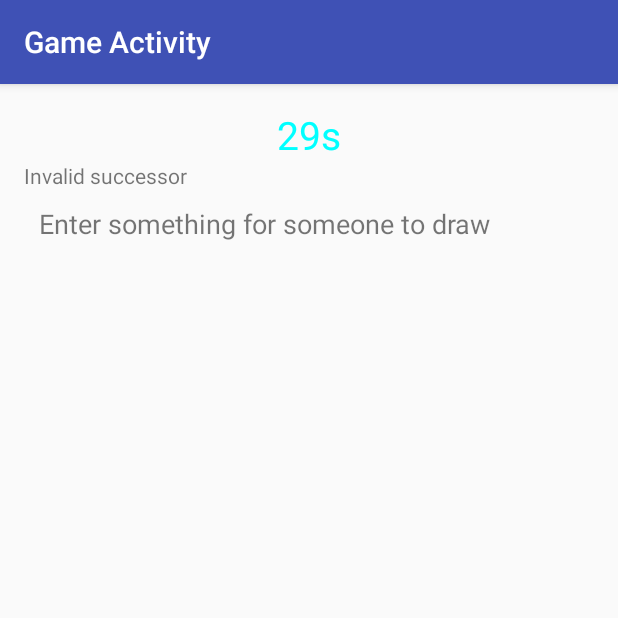
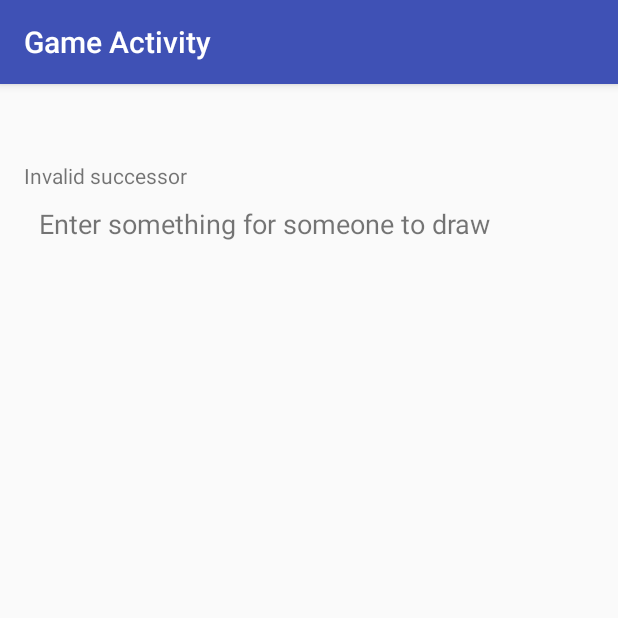
Before and after one commit to sarangjo/paper-telephone, an Android app: the GameActivity screen opened directly, with no data from a screen before it, on a phone screen of 412 x 824 dp, the top half of it. Run offline under Robolectric (Android 15) with nearby library versions, the phone set to English and light mode, and no system bars.

Commit message:
Removed timer

```diff
--- a/PaperTelephone/app/src/main/java/com/cse461/a16au/papertelephone/game/GameActivity.java
+++ b/PaperTelephone/app/src/main/java/com/cse461/a16au/papertelephone/game/GameActivity.java
@@ -220,22 +220,22 @@ public class GameActivity extends AppCompatActivity implements GameFragment.Data
 
          //TODO: Uncomment and test when we are confident that the rest of the game works as intended
          //Start the timer at 30 seconds for the next phase of the game
-        GameData.turnTimer = new CountDownTimer(TURN_MILLIS, 1000) {
-            public void onTick(long millisUntilFinished) {
-                mTimerTextView.setTextColor(Color.CYAN);
-                mTimerTextView.setText(String.format("%2ds", millisUntilFinished / 1000));
-            }
-
-            public void onFinish() {
-                // End the turn, sending the drawing or prompt if it hasn't already been sent
-                if (!mGameData.getTurnDone()) {
-                    mFragment.endTurn();
-                    mGameData.setTurnDone(true);
-                }
-                mTimerTextView.setText("00s");
-                mTimerTextView.setTextColor(Color.RED);
-            }
-        }.start();
+//        GameData.turnTimer = new CountDownTimer(TURN_MILLIS, 1000) {
+//            public void onTick(long millisUntilFinished) {
+//                mTimerTextView.setTextColor(Color.CYAN);
+//                mTimerTextView.setText(String.format("%2ds", millisUntilFinished / 1000));
+//            }
+//
+//            public void onFinish() {
+//                // End the turn, sending the drawing or prompt if it hasn't already been sent
+//                if (!mGameData.getTurnDone()) {
+//                    mFragment.endTurn();
+//                    mGameData.setTurnDone(true);
+//                }
+//                mTimerTextView.setText("00s");
+//                mTimerTextView.setTextColor(Color.RED);
+//            }
+//        }.start();
 
         // Switch out the fragments to update the current mode
         FragmentTransaction ft = getFragmentManager().beginTransaction();
```
